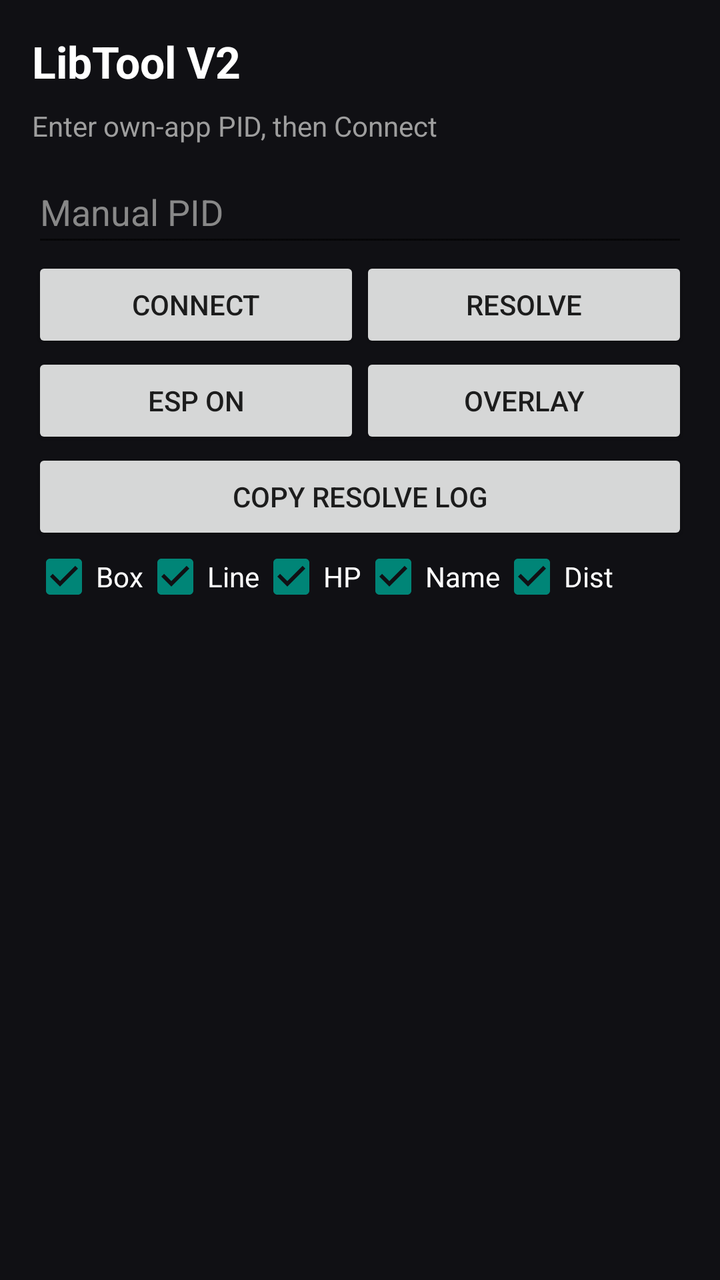
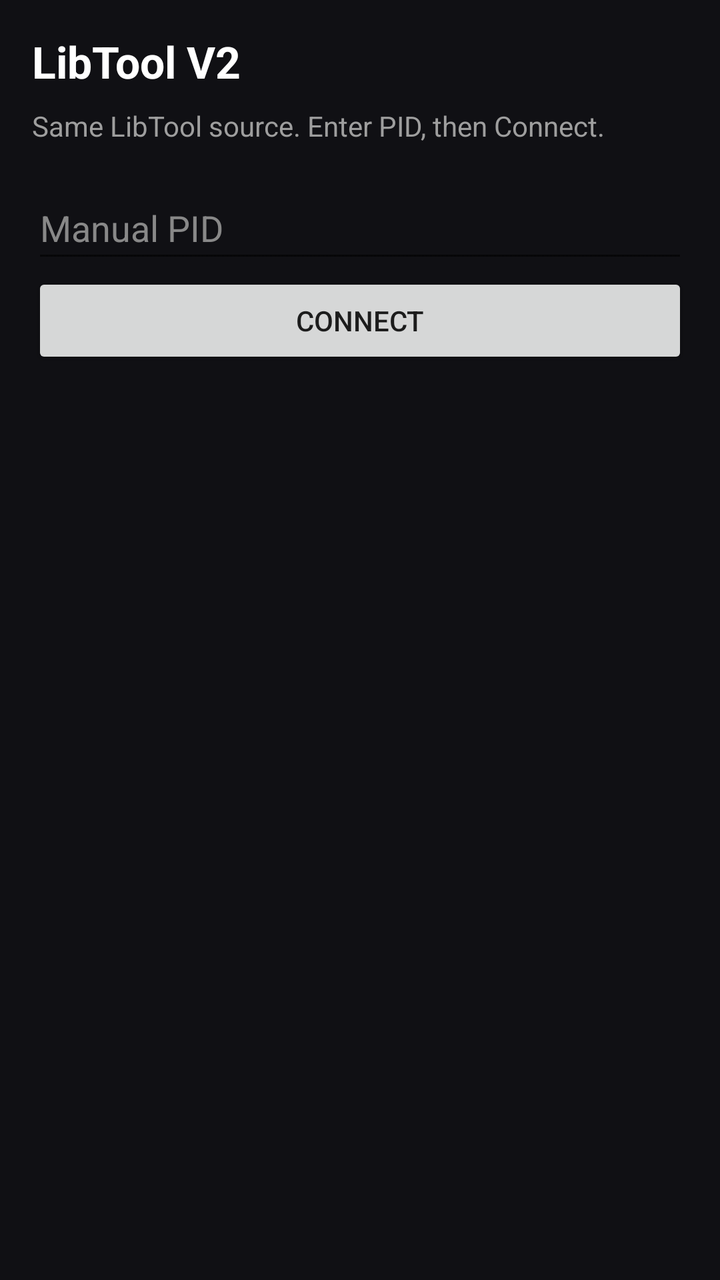

Compare the two renders of this Android layout. The source of the first and the diff that turns it into the second are given below.
<!-- AndroidManifest.xml: application theme Theme.AppCompat.DayNight.NoActionBar -->
<!-- res/layout/activity_main.xml -->
<?xml version="1.0" encoding="utf-8"?>
<LinearLayout xmlns:android="http://schemas.android.com/apk/res/android"
    android:layout_width="match_parent"
    android:layout_height="match_parent"
    android:orientation="vertical"
    android:padding="16dp"
    android:background="#FF101014">

    <TextView
        android:layout_width="match_parent"
        android:layout_height="wrap_content"
        android:text="LibTool V2"
        android:textColor="#FFFFFFFF"
        android:textSize="22sp"
        android:textStyle="bold"/>

    <TextView
        android:id="@+id/statusText"
        android:layout_width="match_parent"
        android:layout_height="wrap_content"
        android:text="Enter own-app PID, then Connect"
        android:textColor="#FF9E9E9E"
        android:paddingTop="8dp"
        android:paddingBottom="8dp"/>

    <EditText
        android:id="@+id/pidInput"
        android:layout_width="match_parent"
        android:layout_height="wrap_content"
        android:minHeight="48dp"
        android:hint="Manual PID"
        android:inputType="number"
        android:singleLine="true"
        android:textColor="#FFFFFFFF"
        android:textColorHint="#FF888888"/>

    <LinearLayout
        android:layout_width="match_parent"
        android:layout_height="wrap_content"
        android:orientation="horizontal">
        <Button android:id="@+id/btnConnect" android:layout_width="0dp"
            android:layout_height="wrap_content" android:layout_weight="1"
            android:text="Connect"/>
        <Button android:id="@+id/btnResolve" android:layout_width="0dp"
            android:layout_height="wrap_content" android:layout_weight="1"
            android:text="Resolve"/>
    </LinearLayout>

    <LinearLayout
        android:layout_width="match_parent"
        android:layout_height="wrap_content"
        android:orientation="horizontal">
        <Button android:id="@+id/btnEsp" android:layout_width="0dp"
            android:layout_height="wrap_content" android:layout_weight="1"
            android:text="ESP ON"/>
        <Button android:id="@+id/btnOverlay" android:layout_width="0dp"
            android:layout_height="wrap_content" android:layout_weight="1"
            android:text="Overlay"/>
    </LinearLayout>

    <Button
        android:id="@+id/btnCopy"
        android:layout_width="match_parent"
        android:layout_height="wrap_content"
        android:text="Copy resolve log"/>

    <LinearLayout
        android:layout_width="match_parent"
        android:layout_height="wrap_content"
        android:orientation="horizontal">
        <CheckBox android:id="@+id/chkBox" android:layout_width="wrap_content"
            android:layout_height="wrap_content" android:text="Box" android:checked="true"
            android:textColor="#FFFFFFFF"/>
        <CheckBox android:id="@+id/chkLine" android:layout_width="wrap_content"
            android:layout_height="wrap_content" android:text="Line" android:checked="true"
            android:textColor="#FFFFFFFF"/>
        <CheckBox android:id="@+id/chkHp" android:layout_width="wrap_content"
            android:layout_height="wrap_content" android:text="HP" android:checked="true"
            android:textColor="#FFFFFFFF"/>
        <CheckBox android:id="@+id/chkName" android:layout_width="wrap_content"
            android:layout_height="wrap_content" android:text="Name" android:checked="true"
            android:textColor="#FFFFFFFF"/>
        <CheckBox android:id="@+id/chkDist" android:layout_width="wrap_content"
            android:layout_height="wrap_content" android:text="Dist" android:checked="true"
            android:textColor="#FFFFFFFF"/>
    </LinearLayout>

    <ScrollView
        android:layout_width="match_parent"
        android:layout_height="0dp"
        android:layout_weight="1"
        android:paddingTop="8dp">
        <TextView
            android:id="@+id/logText"
            android:layout_width="match_parent"
            android:layout_height="wrap_content"
            android:textColor="#FFBDBDBD"
            android:textSize="11sp"
            android:fontFamily="monospace"/>
    </ScrollView>
</LinearLayout>
<!-- resources referenced by this layout -->
<resources>

</resources>

<!-- the commit's change to res/layout/activity_main.xml (unified diff, before → after) -->
@@ -18,10 +18,10 @@
         android:id="@+id/statusText"
         android:layout_width="match_parent"
         android:layout_height="wrap_content"
-        android:text="Enter own-app PID, then Connect"
+        android:text="Same LibTool source. Enter PID, then Connect."
         android:textColor="#FF9E9E9E"
         android:paddingTop="8dp"
-        android:paddingBottom="8dp"/>
+        android:paddingBottom="16dp"/>
 
     <EditText
         android:id="@+id/pidInput"
@@ -34,68 +34,9 @@
         android:textColor="#FFFFFFFF"
         android:textColorHint="#FF888888"/>
 
-    <LinearLayout
+    <Button
+        android:id="@+id/btnConnect"
         android:layout_width="match_parent"
         android:layout_height="wrap_content"
-        android:orientation="horizontal">
-        <Button android:id="@+id/btnConnect" android:layout_width="0dp"
-            android:layout_height="wrap_content" android:layout_weight="1"
-            android:text="Connect"/>
-        <Button android:id="@+id/btnResolve" android:layout_width="0dp"
-            android:layout_height="wrap_content" android:layout_weight="1"
-            android:text="Resolve"/>
-    </LinearLayout>
-
-    <LinearLayout
-        android:layout_width="match_parent"
-        android:layout_height="wrap_content"
-        android:orientation="horizontal">
-        <Button android:id="@+id/btnEsp" android:layout_width="0dp"
-            android:layout_height="wrap_content" android:layout_weight="1"
-            android:text="ESP ON"/>
-        <Button android:id="@+id/btnOverlay" android:layout_width="0dp"
-            android:layout_height="wrap_content" android:layout_weight="1"
-            android:text="Overlay"/>
-    </LinearLayout>
-
-    <Button
-        android:id="@+id/btnCopy"
-        android:layout_width="match_parent"
-        android:layout_height="wrap_content"
-        android:text="Copy resolve log"/>
-
-    <LinearLayout
-        android:layout_width="match_parent"
-        android:layout_height="wrap_content"
-        android:orientation="horizontal">
-        <CheckBox android:id="@+id/chkBox" android:layout_width="wrap_content"
-            android:layout_height="wrap_content" android:text="Box" android:checked="true"
-            android:textColor="#FFFFFFFF"/>
-        <CheckBox android:id="@+id/chkLine" android:layout_width="wrap_content"
-            android:layout_height="wrap_content" android:text="Line" android:checked="true"
-            android:textColor="#FFFFFFFF"/>
-        <CheckBox android:id="@+id/chkHp" android:layout_width="wrap_content"
-            android:layout_height="wrap_content" android:text="HP" android:checked="true"
-            android:textColor="#FFFFFFFF"/>
-        <CheckBox android:id="@+id/chkName" android:layout_width="wrap_content"
-            android:layout_height="wrap_content" android:text="Name" android:checked="true"
-            android:textColor="#FFFFFFFF"/>
-        <CheckBox android:id="@+id/chkDist" android:layout_width="wrap_content"
-            android:layout_height="wrap_content" android:text="Dist" android:checked="true"
-            android:textColor="#FFFFFFFF"/>
-    </LinearLayout>
-
-    <ScrollView
-        android:layout_width="match_parent"
-        android:layout_height="0dp"
-        android:layout_weight="1"
-        android:paddingTop="8dp">
-        <TextView
-            android:id="@+id/logText"
-            android:layout_width="match_parent"
-            android:layout_height="wrap_content"
-            android:textColor="#FFBDBDBD"
-            android:textSize="11sp"
-            android:fontFamily="monospace"/>
-    </ScrollView>
+        android:text="Connect"/>
 </LinearLayout>
